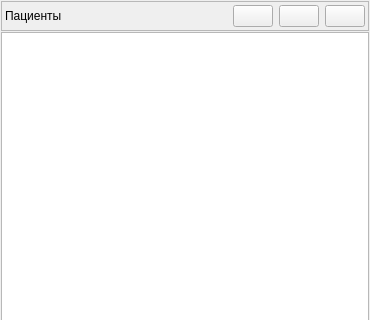
First picture: the form in client_widgets/database_widgets/patientswidget.ui, repository grigp/a-analyser, before the edit; both pictures show x 0 to 370 and y 0 to 320 of the 370 by 492 pixel window.
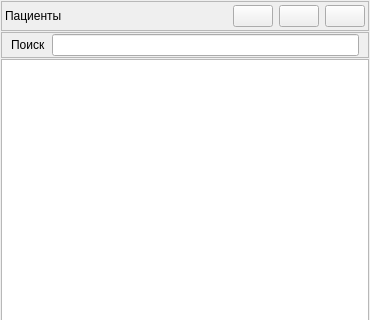
Second picture: the form after the edit. Icons and pictures are not drawn.

Commit message: Поиск пациента по части ФИО с фильтрацией таблицы

Patch:
```diff
--- a/client_widgets/database_widgets/patientswidget.ui
+++ b/client_widgets/database_widgets/patientswidget.ui
@@ -138,6 +138,40 @@
      </layout>
     </widget>
    </item>
+   <item>
+    <widget class="QFrame" name="frSearch">
+     <property name="frameShape">
+      <enum>QFrame::StyledPanel</enum>
+     </property>
+     <property name="frameShadow">
+      <enum>QFrame::Raised</enum>
+     </property>
+     <layout class="QHBoxLayout" name="horizontalLayout_2">
+      <property name="leftMargin">
+       <number>9</number>
+      </property>
+      <property name="topMargin">
+       <number>1</number>
+      </property>
+      <property name="rightMargin">
+       <number>9</number>
+      </property>
+      <property name="bottomMargin">
+       <number>1</number>
+      </property>
+      <item>
+       <widget class="QLabel" name="lblSearch">
+        <property name="text">
+         <string>Поиск</string>
+        </property>
+       </widget>
+      </item>
+      <item>
+       <widget class="QLineEdit" name="edSearch"/>
+      </item>
+     </layout>
+    </widget>
+   </item>
    <item>
     <widget class="QTreeView" name="tvPatients">
      <property name="font">
```
Left out of the diff: 17 changed lines with no effect on the pictures. The commit also changes 9 other files.
